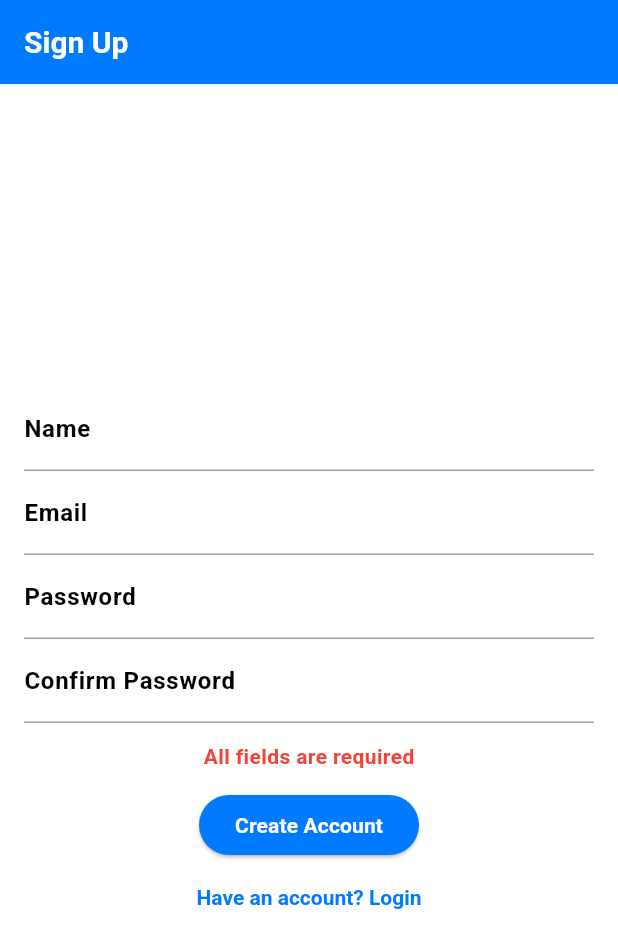
After one commit to ClearSkyDev/clearsky_photo_reports, a Flutter app: the screen it shows after launch, after a tap on "Login", after a tap on "Need an account? Sign Up", after a tap on "Create Account", on a phone screen of 412 x 824 dp. The commit adds this screen. Shown: the top 948 px of the screen. Run offline on Flutter 3.47's test engine with Material 3 defaults, Android fonts, the phone set to English and light mode, and no system bars; our stand-ins replace cached_network_image, cloud_firestore, connectivity_plus, file_picker, firebase_auth, firebase_core and 21 more; missing offline and left inert: dart:js_interop, ffmpeg_kit_flutter, flutter_email_sender, google_ml_kit, tutorial_coach_mark; accounts and stored records are empty; network calls fail; project files that could hold a hidden picture were left out.

Commit message:
Add onboarding flow with splash, login, signup

```diff
--- /dev/null
+++ b/lib/screens/login_screen.dart
@@ -0,0 +1 @@
+export '../src/features/screens/login_screen.dart';
--- /dev/null
+++ b/lib/screens/sign_up_processing_screen.dart
@@ -0,0 +1 @@
+export '../src/features/screens/sign_up_processing_screen.dart';
--- /dev/null
+++ b/lib/screens/signup_screen.dart
@@ -0,0 +1 @@
+export '../src/features/screens/signup_screen.dart';
--- a/lib/src/app/clear_sky_app.dart
+++ b/lib/src/app/clear_sky_app.dart
@@ -2,6 +2,8 @@ import 'package:flutter/material.dart';
 
 import 'app_theme.dart';
 import '../features/screens/splash_screen.dart';
+import '../features/screens/login_screen.dart';
+import '../features/screens/signup_screen.dart';
 import '../features/screens/home_screen.dart';
 import '../features/screens/project_details_screen.dart';
 import '../features/screens/guided_capture_screen.dart';
@@ -36,9 +38,15 @@ class ClearSkyApp extends StatelessWidget {
       initialRoute: '/',
       routes: {
         '/': (context) => const SplashScreen(),
-        '/home': (context) => const HomeScreen(freeReportsRemaining: 3, isSubscribed: false),
+        '/login': (context) => const LoginScreen(),
+        '/signup': (context) => const SignupScreen(),
+        '/home': (context) => const HomeScreen(
+              freeReportsRemaining: 3,
+              isSubscribed: false,
+            ),
         '/projectDetails': (context) => const ProjectDetailsScreen(),
-        '/reportPreview': (context) => ReportPreviewScreen(metadata: dummyMetadata),
+        '/reportPreview':
+            (context) => ReportPreviewScreen(metadata: dummyMetadata),
         '/settings': (context) => const SettingsScreen(),
         // Navigation to guided capture uses arguments
       },
--- a/lib/src/core/services/auth_service.dart
+++ b/lib/src/core/services/auth_service.dart
@@ -56,6 +56,11 @@ class AuthService {
     return _auth.signInWithEmailLink(email: email, emailLink: link);
   }
 
+  Future<void> sendPasswordReset(String email) {
+    debugPrint('[AuthService] sendPasswordReset to $email');
+    return _auth.sendPasswordResetEmail(email: email);
+  }
+
   Future<void> signOut() {
     debugPrint('[AuthService] signOut');
     return _auth.signOut();
--- a/lib/src/features/screens/login_screen.dart
+++ b/lib/src/features/screens/login_screen.dart
@@ -1,5 +1,4 @@
 import 'package:flutter/material.dart';
-
 
 import '../../core/services/auth_service.dart';
 
@@ -13,38 +12,43 @@ class LoginScreen extends StatefulWidget {
 class _LoginScreenState extends State<LoginScreen> {
   final TextEditingController _emailController = TextEditingController();
   final TextEditingController _passwordController = TextEditingController();
-  final TextEditingController _companyController = TextEditingController();
-  bool _isLogin = true;
   String? _error;
   bool _loading = false;
 
-  Future<void> _submit() async {
-    debugPrint('[LoginScreen] Submit tapped, isLogin=$_isLogin');
+  Future<void> _login() async {
     setState(() {
       _loading = true;
       _error = null;
     });
     try {
-      if (_isLogin) {
-        await AuthService().signIn(
-          email: _emailController.text.trim(),
-          password: _passwordController.text.trim(),
+      await AuthService().signIn(
+        email: _emailController.text.trim(),
+        password: _passwordController.text.trim(),
+      );
+      if (!mounted) return;
+      Navigator.pushReplacementNamed(context, '/home');
+    } catch (e) {
+      debugPrint('[LoginScreen] Auth error: $e');
+      if (mounted) setState(() => _error = e.toString());
+    } finally {
+      if (mounted) setState(() => _loading = false);
+    }
+  }
+
+  Future<void> _resetPassword() async {
+    try {
+      await AuthService().sendPasswordReset(_emailController.text.trim());
+      if (mounted) {
+        ScaffoldMessenger.of(context).showSnackBar(
+          const SnackBar(content: Text('Password reset email sent')),
         );
-        debugPrint('[LoginScreen] Sign in successful');
-      } else {
-        await AuthService().signUp(
-          email: _emailController.text.trim(),
-          password: _passwordController.text.trim(),
-          companyId: _companyController.text.trim(),
-        );
-        debugPrint('[LoginScreen] Sign up successful');
       }
     } catch (e) {
-      debugPrint('[LoginScreen] Auth error: $e');
-      if (!mounted) return;
-      setState(() => _error = e.toString());
-    } finally {
-      if (mounted) setState(() => _loading = false);
+      debugPrint('[LoginScreen] Reset error: $e');
+      if (mounted) {
+        ScaffoldMessenger.of(context)
+            .showSnackBar(SnackBar(content: Text('Error: $e')));
+      }
     }
   }
 
@@ -52,18 +56,20 @@ class _LoginScreenState extends State<LoginScreen> {
   void dispose() {
     _emailController.dispose();
     _passwordController.dispose();
-    _companyController.dispose();
     super.dispose();
   }
 
   @override
   Widget build(BuildContext context) {
     return Scaffold(
-      appBar: AppBar(title: Text(_isLogin ? 'Login' : 'Sign Up')),
+      appBar: AppBar(title: const Text('Login')),
       body: Padding(
         padding: const EdgeInsets.all(16),
         child: Column(
+          mainAxisAlignment: MainAxisAlignment.center,
           children: [
+            Image.asset('assets/images/clearsky_logo.png', height: 100),
+            const SizedBox(height: 24),
             TextField(
               controller: _emailController,
               decoration: const InputDecoration(labelText: 'Email'),
@@ -73,28 +79,26 @@ class _LoginScreenState extends State<LoginScreen> {
               decoration: const InputDecoration(labelText: 'Password'),
               obscureText: true,
             ),
-            if (!_isLogin)
-              TextField(
-                controller: _companyController,
-                decoration: const InputDecoration(labelText: 'Company ID'),
+            Align(
+              alignment: Alignment.centerRight,
+              child: TextButton(
+                onPressed: _loading ? null : _resetPassword,
+                child: const Text('Forgot Password?'),
               ),
+            ),
             const SizedBox(height: 12),
             if (_error != null)
-              Text(
-                _error!,
-                style: const TextStyle(color: Colors.red),
-              ),
+              Text(_error!, style: const TextStyle(color: Colors.red)),
             const SizedBox(height: 12),
             ElevatedButton(
-              onPressed: _loading ? null : _submit,
-              child: Text(_isLogin ? 'Login' : 'Create Account'),
+              onPressed: _loading ? null : _login,
+              child: const Text('Login'),
             ),
             TextButton(
-              onPressed:
-                  _loading ? null : () => setState(() => _isLogin = !_isLogin),
-              child: Text(_isLogin
-                  ? 'Need an account? Sign Up'
-                  : 'Have an account? Login'),
+              onPressed: _loading
+                  ? null
+                  : () => Navigator.pushReplacementNamed(context, '/signup'),
+              child: const Text('Need an account? Sign Up'),
             ),
           ],
         ),
--- /dev/null
+++ b/lib/src/features/screens/signup_screen.dart
@@ -0,0 +1,102 @@
+import 'package:flutter/material.dart';
+
+import '../../core/services/auth_service.dart';
+import 'sign_up_processing_screen.dart';
+
+class SignupScreen extends StatefulWidget {
+  const SignupScreen({super.key});
+
+  @override
+  State<SignupScreen> createState() => _SignupScreenState();
+}
+
+class _SignupScreenState extends State<SignupScreen> {
+  final TextEditingController _nameController = TextEditingController();
+  final TextEditingController _emailController = TextEditingController();
+  final TextEditingController _passwordController = TextEditingController();
+  final TextEditingController _confirmController = TextEditingController();
+  String? _error;
+
+  bool _validate() {
+    if (_nameController.text.trim().isEmpty ||
+        _emailController.text.trim().isEmpty ||
+        _passwordController.text.isEmpty) {
+      setState(() => _error = 'All fields are required');
+      return false;
+    }
+    if (_passwordController.text != _confirmController.text) {
+      setState(() => _error = 'Passwords do not match');
+      return false;
+    }
+    return true;
+  }
+
+  void _submit() {
+    if (!_validate()) return;
+    Navigator.pushReplacement(
+      context,
+      MaterialPageRoute(
+        builder: (_) => SignUpProcessingScreen(
+          name: _nameController.text.trim(),
+          email: _emailController.text.trim(),
+          password: _passwordController.text,
+        ),
+      ),
+    );
+  }
+
+  @override
+  void dispose() {
+    _nameController.dispose();
+    _emailController.dispose();
+    _passwordController.dispose();
+    _confirmController.dispose();
+    super.dispose();
+  }
+
+  @override
+  Widget build(BuildContext context) {
+    return Scaffold(
+      appBar: AppBar(title: const Text('Sign Up')),
+      body: Padding(
+        padding: const EdgeInsets.all(16),
+        child: Column(
+          mainAxisAlignment: MainAxisAlignment.center,
+          children: [
+            TextField(
+              controller: _nameController,
+              decoration: const InputDecoration(labelText: 'Name'),
+            ),
+            TextField(
+              controller: _emailController,
+              decoration: const InputDecoration(labelText: 'Email'),
+            ),
+            TextField(
+              controller: _passwordController,
+              decoration: const InputDecoration(labelText: 'Password'),
+              obscureText: true,
+            ),
+            TextField(
+              controller: _confirmController,
+              decoration: const InputDecoration(labelText: 'Confirm Password'),
+              obscureText: true,
+            ),
+            const SizedBox(height: 12),
+            if (_error != null)
+              Text(_error!, style: const TextStyle(color: Colors.red)),
+            const SizedBox(height: 12),
+            ElevatedButton(
+              onPressed: _submit,
+              child: const Text('Create Account'),
+            ),
+            TextButton(
+              onPressed: () =>
+                  Navigator.pushReplacementNamed(context, '/login'),
+              child: const Text('Have an account? Login'),
+            ),
+          ],
+        ),
+      ),
+    );
+  }
+}
--- a/lib/src/features/screens/splash_screen.dart
+++ b/lib/src/features/screens/splash_screen.dart
@@ -19,10 +19,10 @@ class _SplashScreenState extends State<SplashScreen> {
     }
     Future.delayed(const Duration(seconds: 2), () {
       if (kDebugMode) {
-        print('Attempting to navigate to home...');
+        print('Attempting to navigate to login...');
       }
       if (mounted) {
-        Navigator.pushReplacementNamed(context, '/home');
+        Navigator.pushReplacementNamed(context, '/login');
       }
     });
   }
@@ -30,7 +30,7 @@ class _SplashScreenState extends State<SplashScreen> {
   @override
   Widget build(BuildContext context) {
     return Scaffold(
-      backgroundColor: Colors.white,
+      backgroundColor: const Color(0xFF007BFF),
       body: Center(
         child: Image.asset(
           'assets/images/clearsky_logo.png',
```
Also changed, not shown: lib/src/features/screens/sign_up_processing_screen.dart (added, +60 -0 lines).
